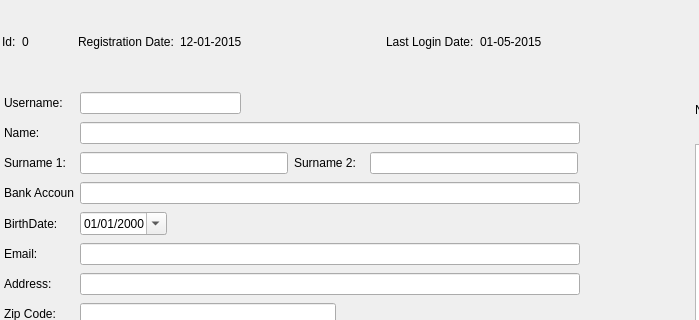
The window that penyamanager/admin/memberview.ui (eguzki/penyamanager) describes before a commit, drawn with Qt 5; both pictures show x 0 to 699 and y 0 to 320 of the 987 by 863 pixel window.
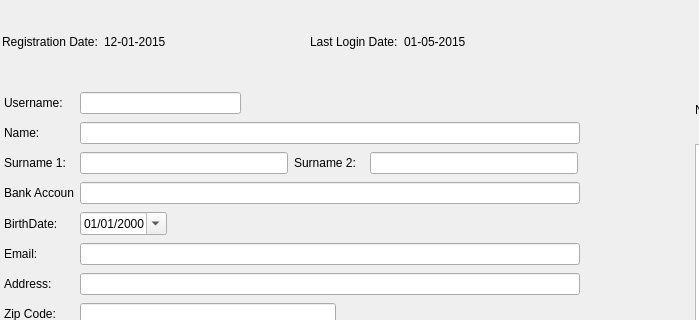
The same window after the commit.

Commit message: admin member view: propose username

The edit to the form file:
```diff
--- a/penyamanager/admin/memberview.ui
+++ b/penyamanager/admin/memberview.ui
@@ -95,44 +95,6 @@
       <property name="bottomMargin">
        <number>1</number>
       </property>
-      <item>
-       <widget class="QLabel" name="memberIdLabel">
-        <property name="minimumSize">
-         <size>
-          <width>0</width>
-          <height>0</height>
-         </size>
-        </property>
-        <property name="maximumSize">
-         <size>
-          <width>16777215</width>
-          <height>16777215</height>
-         </size>
-        </property>
-        <property name="text">
-         <string notr="true">Id:</string>
-        </property>
-       </widget>
-      </item>
-      <item>
-       <widget class="QLabel" name="memberIdValueLabel">
-        <property name="minimumSize">
-         <size>
-          <width>50</width>
-          <height>0</height>
-         </size>
-        </property>
-        <property name="maximumSize">
-         <size>
-          <width>50</width>
-          <height>16777215</height>
-         </size>
-        </property>
-        <property name="text">
-         <string>0</string>
-        </property>
-       </widget>
-      </item>
       <item>
        <widget class="QLabel" name="regDateLabel">
         <property name="text">
```
The commit also changes 3 other files.
